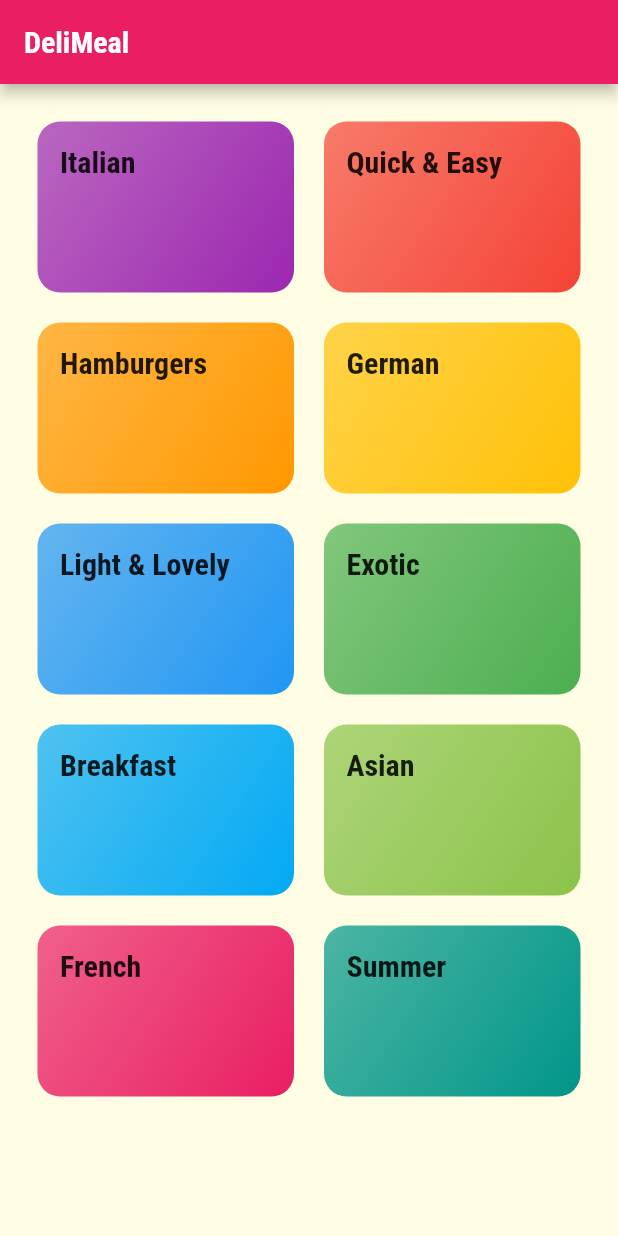
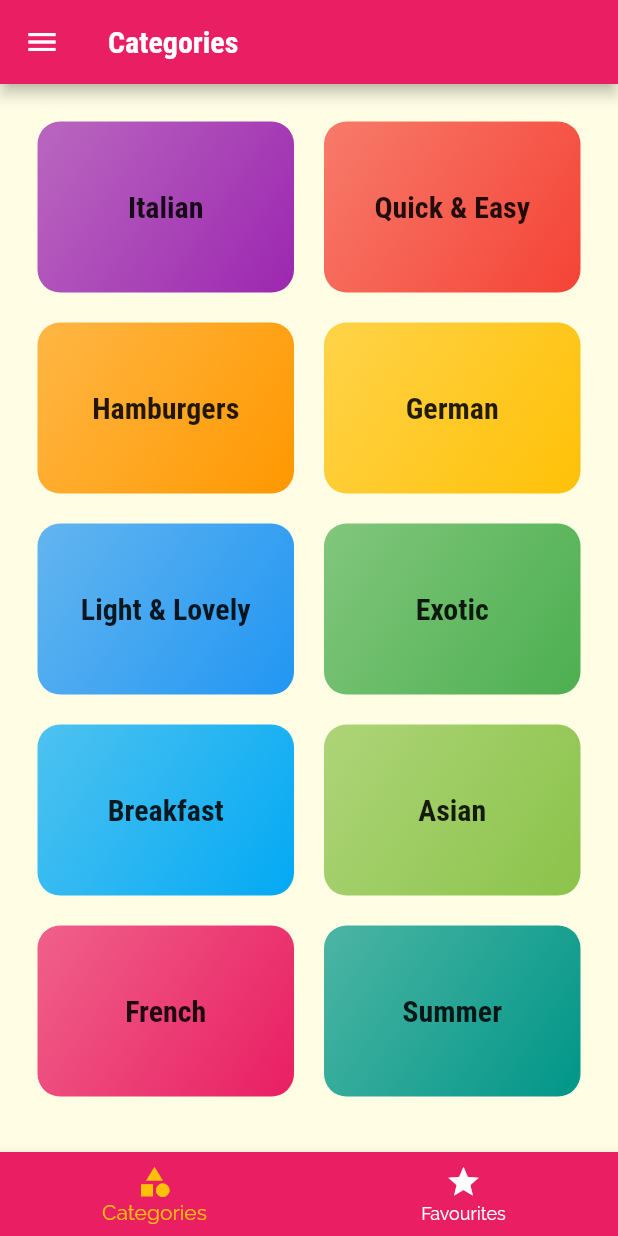
Before and after one commit to Richie1000/mealsApp, a Flutter app: the screen it shows after launch, on a phone screen of 412 x 824 dp. Run offline on Flutter 3.47's test engine with Material 2 defaults, Android fonts, the phone set to English and light mode, and no system bars.

```diff
--- a/lib/main.dart
+++ b/lib/main.dart
@@ -1,15 +1,75 @@
 import 'dart:ui';
 
 import 'package:flutter/material.dart';
+import 'package:flutter_complete_guide/dummy_data.dart';
+import 'package:flutter_complete_guide/screens/filter_screen.dart';
 
 import './screens/category_meal_screen.dart';
 import './screens/meal_detail_screen.dart';
 import './screens/categories_screen.dart';
 import './screens/category_meal_screen.dart';
+import './screens/tabs_screen.dart';
+import './screens/filter_screen.dart';
+import './dummy_data.dart';
+import 'model/meal.dart';
 
 void main() => runApp(MyApp());
 
-class MyApp extends StatelessWidget {
+class MyApp extends StatefulWidget {
+  @override
+  State<MyApp> createState() => _MyAppState();
+}
+
+class _MyAppState extends State<MyApp> {
+  Map<String, bool> _filters = {
+    'gluten': false,
+    'lactose': false,
+    'vegan': false,
+    'vegetarian': false
+  };
+  List<Meal> _availableMeals = DUMMY_MEALS;
+  List<Meal> _favouriteMeals = [];
+
+  void _setFilters(Map<String, bool> filterData) {
+    setState(() {
+      _filters = filterData;
+      _availableMeals = DUMMY_MEALS.where((meal) {
+        if (_filters['gluten'] && !meal.isGlutenFree) {
+          return false;
+        }
+        /* if (_filters['lactose'] && !meal.isLactoseFree) {
+          return false;
+        } */
+        if (_filters['vegan'] && !meal.isVegan) {
+          return false;
+        }
+        if (_filters['vegetarian'] && !meal.isVegetarian) {
+          return false;
+        }
+        return true;
+      }).toList();
+    });
+  }
+
+  void toggleFavourite(String mealId) {
+    final existingIndex =
+        _favouriteMeals.indexWhere((meal) => meal.id == mealId);
+    if (existingIndex >= 0) {
+      setState(() {
+        _favouriteMeals.removeAt(existingIndex);
+      });
+    } else {
+      setState(() {
+        _favouriteMeals
+            .add(DUMMY_MEALS.firstWhere((meal) => meal.id == mealId));
+      });
+    }
+  }
+
+  bool _isMealFavourite(String Id) {
+    return _favouriteMeals.any((meal) => meal.id == Id);
+  }
+
   @override
   Widget build(BuildContext context) {
     return MaterialApp(
@@ -35,9 +95,12 @@ class MyApp extends StatelessWidget {
       // home: CategoriesScreen(),
       initialRoute: '/', // default is '/'
       routes: {
-        '/': (ctx) => CategoriesScreen(),
-        CategoryMealsScreen.routeName: (ctx) => CategoryMealsScreen(),
-        MealDetailScreen.routeName: (ctx) => MealDetailScreen(),
+        '/': (ctx) => TabsScreen(_favouriteMeals),
+        CategoryMealsScreen.routeName: (ctx) =>
+            CategoryMealsScreen(_availableMeals),
+        MealDetailScreen.routeName: (ctx) =>
+            MealDetailScreen(toggleFavourite, _isMealFavourite),
+        FilterScreen.routeName: (ctx) => FilterScreen(_filters, _setFilters),
       },
       onGenerateRoute: (settings) {
         print(settings.arguments);
--- a/lib/screens/categories_screen.dart
+++ b/lib/screens/categories_screen.dart
@@ -6,11 +6,7 @@ import '../widgets/category_item.dart';
 class CategoriesScreen extends StatelessWidget {
   @override
   Widget build(BuildContext context) {
-    return Scaffold(
-      appBar: AppBar(
-        title: const Text('DeliMeal'),
-      ),
-      body: GridView(
+    return GridView(
       padding: const EdgeInsets.all(25),
       children: DUMMY_CATEGORIES
           .map(
@@ -27,7 +23,6 @@ class CategoriesScreen extends StatelessWidget {
         crossAxisSpacing: 20,
         mainAxisSpacing: 20,
       ),
-      ),
     );
   }
 }
--- /dev/null
+++ b/lib/screens/tabs_screen.dart
@@ -0,0 +1,64 @@
+import 'package:flutter/material.dart';
+
+import '../widgets/main_drawer.dart';
+import './categories_screen.dart';
+import './favourite_screen.dart';
+import '../model/meal.dart';
+
+class TabsScreen extends StatefulWidget {
+  final List<Meal> favouriteMeals;
+  //const TabsScreen({ Key? key }) : super(key: key);
+
+  TabsScreen(this.favouriteMeals);
+
+  @override
+  _TabsScreenState createState() => _TabsScreenState();
+}
+
+class _TabsScreenState extends State<TabsScreen> {
+  List<Map<String, Object>> _pages;
+  int _selectedPageIndex = 0;
+  @override
+  void initState() {
+    _pages = [
+      {'page': CategoriesScreen(), 'title': 'Categories'},
+      {'page': FavouriteScreen(widget.favouriteMeals), 'title': "Favourites"}
+    ];
+    super.initState();
+  }
+
+  void _selectPage(int index) {
+    setState(() {
+      _selectedPageIndex = index;
+    });
+  }
+
+  @override
+  Widget build(BuildContext context) {
+    return Scaffold(
+      appBar: AppBar(
+        title: Text(_pages[_selectedPageIndex]['title']),
+      ),
+      drawer: MainDrawer(),
+      body: _pages[_selectedPageIndex]['page'],
+      bottomNavigationBar: BottomNavigationBar(
+        onTap: _selectPage,
+        backgroundColor: Theme.of(context).primaryColor,
+        unselectedItemColor: Colors.white,
+        selectedItemColor: Theme.of(context).accentColor,
+        currentIndex: _selectedPageIndex,
+        //type: BottomNavigationBarType.shifting,
+        items: [
+          BottomNavigationBarItem(
+              backgroundColor: Theme.of(context).primaryColor,
+              icon: Icon(Icons.category),
+              title: Text("Categories")),
+          BottomNavigationBarItem(
+              backgroundColor: Theme.of(context).primaryColor,
+              icon: Icon(Icons.star),
+              title: Text("Favourites"))
+        ],
+      ),
+    );
+  }
+}
--- a/lib/widgets/category_item.dart
+++ b/lib/widgets/category_item.dart
@@ -33,9 +33,11 @@ class CategoryItem extends StatelessWidget {
       borderRadius: BorderRadius.circular(15),
       child: Container(
         padding: const EdgeInsets.all(15),
-        child: Text(
-          title,
-          style: Theme.of(context).textTheme.headline6,
+        child: Center(
+          child: Text(
+            title,
+            style: Theme.of(context).textTheme.headline6,
+          ),
         ),
         decoration: BoxDecoration(
           gradient: LinearGradient(
```
Also changed, not shown: lib/screens/category_meal_screen.dart (+19 -5 lines), lib/screens/favourite_screen.dart (added, +36 -0 lines), lib/screens/filter_screen.dart (added, +107 -0 lines), lib/screens/meal_detail_screen.dart (+77 -3 lines), lib/widgets/main_drawer.dart (added, +55 -0 lines), lib/widgets/meal_item.dart (+10 -5 lines). Lines whose indentation alone changed are shown as unchanged.
